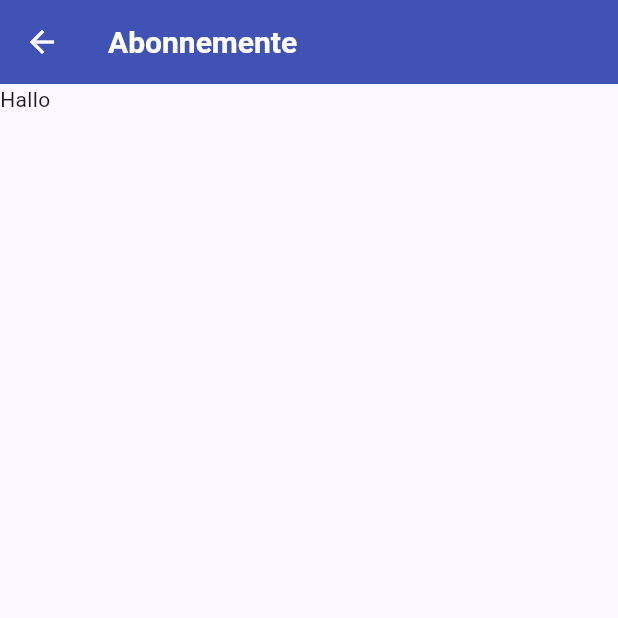
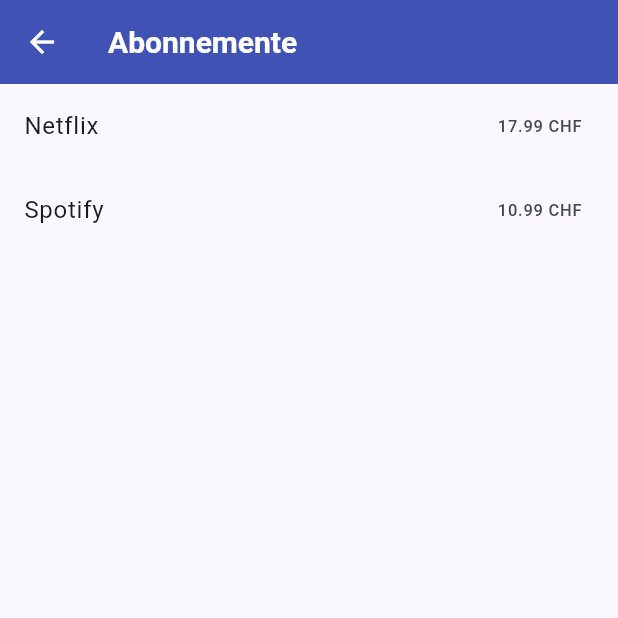
Before and after one commit to danielstirnemann/Wallos_Mobile, a Flutter app: the screen it shows after launch, in the side drawer, after a tap on "Abonnemente", on a phone screen of 412 x 824 dp, the top half of it. Run offline on Flutter 3.47's test engine with Material 3 defaults, Android fonts, the phone set to English and light mode, and no system bars; our stand-ins replace shared_preferences.

Commit message:
Subscription and API Service init

```diff
--- /dev/null
+++ b/lib/models/subscription.dart
@@ -0,0 +1,13 @@
+import 'package:flutter/material.dart';
+
+class Subscription {
+  final String name;
+  final double price;
+  final IconData icon;
+
+  Subscription({
+    required this.name,
+    required this.price,
+    required this.icon,
+  });
+}
--- a/lib/subscription_page.dart
+++ b/lib/subscription_page.dart
@@ -1,4 +1,5 @@
 import 'package:flutter/material.dart';
+import 'models/subscription.dart';
 
 class SubscriptionPage extends StatefulWidget {
   const SubscriptionPage({super.key});
@@ -8,12 +9,26 @@
 }
 
 class _SubscriptionPageState extends State<SubscriptionPage> {
+
+  final List<Subscription> subscriptions = [
+    Subscription(name: 'Netflix', price: 17.99, icon: Icons.movie),
+    Subscription(name: 'Spotify', price: 10.99, icon: Icons.music_note),
+  ];
+
   @override
   Widget build(BuildContext context) {
     return Scaffold(
       appBar: AppBar(title: const Text('Abonnemente')),
-      body: Text('Hallo'),
-
+      body: ListView.builder(
+          itemCount: subscriptions.length,
+          itemBuilder: (context, index){
+            final item = subscriptions[index];
+            return ListTile(
+              title:Text(item.name),
+              trailing: Text('${item.price} CHF'),
+            );
+          },
+      ),
     );
   }
 }
```
Also changed, not shown: lib/services/api_service.dart (added).
